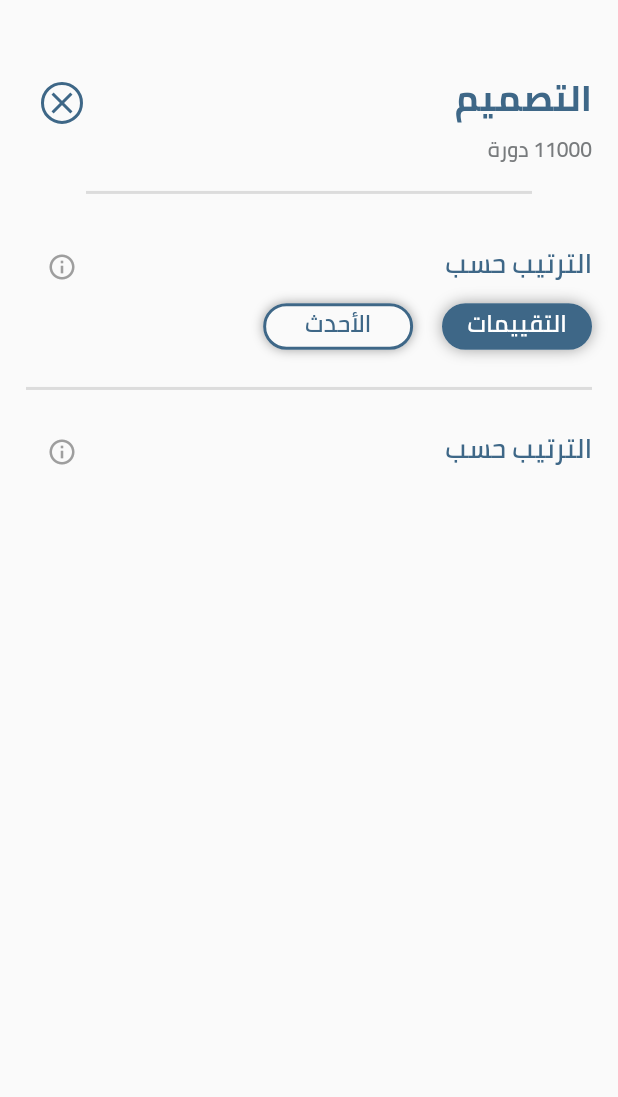
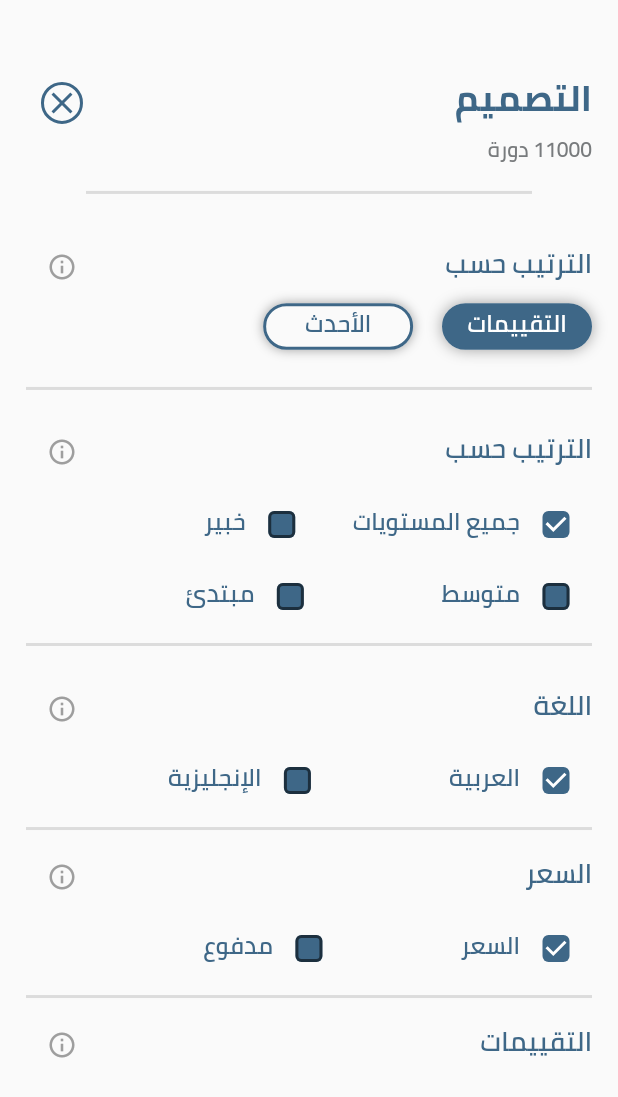
Before and after one commit to ahmedhany20200050/deraya, a Flutter app: the screen it shows after launch, on a phone screen of 412 x 824 dp. Shown: the top 1097 px of the screen. Run offline on Flutter 3.47's test engine with Material 2 defaults, Android fonts, the phone set to English and light mode, and no system bars; our stand-ins replace animate_do, bloc, easy_localization, flutter_bloc, flutter_screenutil, flutter_svg and 2 more; accounts and stored records are empty.

Commit message:
create filters

```diff
--- a/lib/presentation/screens/search/filtter_screen.dart
+++ b/lib/presentation/screens/search/filtter_screen.dart
@@ -12,11 +12,13 @@ class FilterScreen extends StatefulWidget {
 }
 
 class _FilterScreenState extends State<FilterScreen>with TickerProviderStateMixin{
+  bool _isChecked=true;
   @override
   Widget build(BuildContext context) {
     return Scaffold(
    body: Padding(
      padding:  EdgeInsets.symmetric(horizontal: 18.w),
+     child: SingleChildScrollView(
        child: Column(
          crossAxisAlignment: CrossAxisAlignment.start,
          children: [
@@ -32,7 +34,124 @@ class _FilterScreenState extends State<FilterScreen>with TickerProviderStateMixi
            const CustomDivider(),
            12.ph,
            const FilterTitle(text: 'الترتيب حسب',),
+           Row(
+             children: [
+               Checkbox(
+                   activeColor: ColorsManger.primary,
+                   fillColor: MaterialStateProperty.all(ColorsManger.primary),
+                   overlayColor: MaterialStateProperty.all(ColorsManger.primary),
+
+                   shape: RoundedRectangleBorder(borderRadius: BorderRadius.circular(4)),
+                   value: _isChecked, onChanged: (val){
+                 setState(() {
+                   _isChecked = val!;
+                 });
+               }),TextWidget(title: 'جميع المستويات',fontSize: 16,fontWeight: FontWeight.w600,color: ColorsManger.primary,),
+               24.pw,
+               Checkbox(
+                   activeColor: ColorsManger.primary,
+                   fillColor: MaterialStateProperty.all(ColorsManger.primary),
+                   overlayColor: MaterialStateProperty.all(ColorsManger.primary),
+
+                   shape: RoundedRectangleBorder(borderRadius: BorderRadius.circular(4)),
+                   value: false, onChanged: (val){
+                 setState(() {
+                   _isChecked = val!;
+                 });
+               }),TextWidget(title: 'خبير',fontSize: 16,fontWeight: FontWeight.w600,color: ColorsManger.primary,)
              ],
+           ),
+           Row(
+             children: [
+               Checkbox(
+                   activeColor: ColorsManger.primary,
+                   fillColor: MaterialStateProperty.all(ColorsManger.primary),
+                   overlayColor: MaterialStateProperty.all(ColorsManger.primary),
+
+                   shape: RoundedRectangleBorder(borderRadius: BorderRadius.circular(4)),
+                   value: false, onChanged: (val){
+                 setState(() {
+                   _isChecked = val!;
+                 });
+               }),TextWidget(title: 'متوسط',fontSize: 16,fontWeight: FontWeight.w600,color: ColorsManger.primary,),
+               80.pw,
+               Checkbox(
+                   activeColor: ColorsManger.primary,
+                   fillColor: MaterialStateProperty.all(ColorsManger.primary),
+                   overlayColor: MaterialStateProperty.all(ColorsManger.primary),
+
+                   shape: RoundedRectangleBorder(borderRadius: BorderRadius.circular(4)),
+                   value: false, onChanged: (val){
+                 setState(() {
+                   _isChecked = val!;
+                 });
+               }),TextWidget(title: 'مبتدئ',fontSize: 16,fontWeight: FontWeight.w600,color: ColorsManger.primary,)
+             ],
+           ),
+
+           const CustomDivider(),
+           12.ph,
+           const FilterTitle(text: 'اللغة',),
+           Row(
+             children: [
+               Checkbox(
+                 activeColor: ColorsManger.primary,
+                   fillColor: MaterialStateProperty.all(ColorsManger.primary),
+                   overlayColor: MaterialStateProperty.all(ColorsManger.primary),
+
+                   shape: RoundedRectangleBorder(borderRadius: BorderRadius.circular(4)),
+                   value: _isChecked, onChanged: (val){
+                 setState(() {
+                   _isChecked = val!;
+                 });
+               }),TextWidget(title: 'العربية',fontSize: 16,fontWeight: FontWeight.w600,color: ColorsManger.primary,),
+               80.pw,
+               Checkbox(
+                 activeColor: ColorsManger.primary,
+                   fillColor: MaterialStateProperty.all(ColorsManger.primary),
+                   overlayColor: MaterialStateProperty.all(ColorsManger.primary),
+
+                   shape: RoundedRectangleBorder(borderRadius: BorderRadius.circular(4)),
+                   value: false, onChanged: (val){
+                 setState(() {
+                   _isChecked = val!;
+                 });
+               }),TextWidget(title: 'الإنجليزية',fontSize: 16,fontWeight: FontWeight.w600,color: ColorsManger.primary,)
+             ],
+           ),
+           const CustomDivider(),
+           const FilterTitle(text: 'السعر',),
+           Row(
+             children: [
+               Checkbox(
+                   activeColor: ColorsManger.primary,
+                   fillColor: MaterialStateProperty.all(ColorsManger.primary),
+                   overlayColor: MaterialStateProperty.all(ColorsManger.primary),
+
+                   shape: RoundedRectangleBorder(borderRadius: BorderRadius.circular(4)),
+                   value: _isChecked, onChanged: (val){
+                 setState(() {
+                   _isChecked = val!;
+                 });
+               }),TextWidget(title: 'السعر',fontSize: 16,fontWeight: FontWeight.w600,color: ColorsManger.primary,),
+               80.pw,
+               Checkbox(
+                   activeColor: ColorsManger.primary,
+                   fillColor: MaterialStateProperty.all(ColorsManger.primary),
+                   overlayColor: MaterialStateProperty.all(ColorsManger.primary),
+
+                   shape: RoundedRectangleBorder(borderRadius: BorderRadius.circular(4)),
+                   value: false, onChanged: (val){
+                 setState(() {
+                   _isChecked = val!;
+                 });
+               }),TextWidget(title: 'مدفوع',fontSize: 16,fontWeight: FontWeight.w600,color: ColorsManger.primary,)
+             ],
+           ),
+           const CustomDivider(),
+           const FilterTitle(text: 'التقييمات',),
+         ],
+       ),
      ),
    ),
     );
```
Lines whose indentation alone changed are shown as unchanged.
